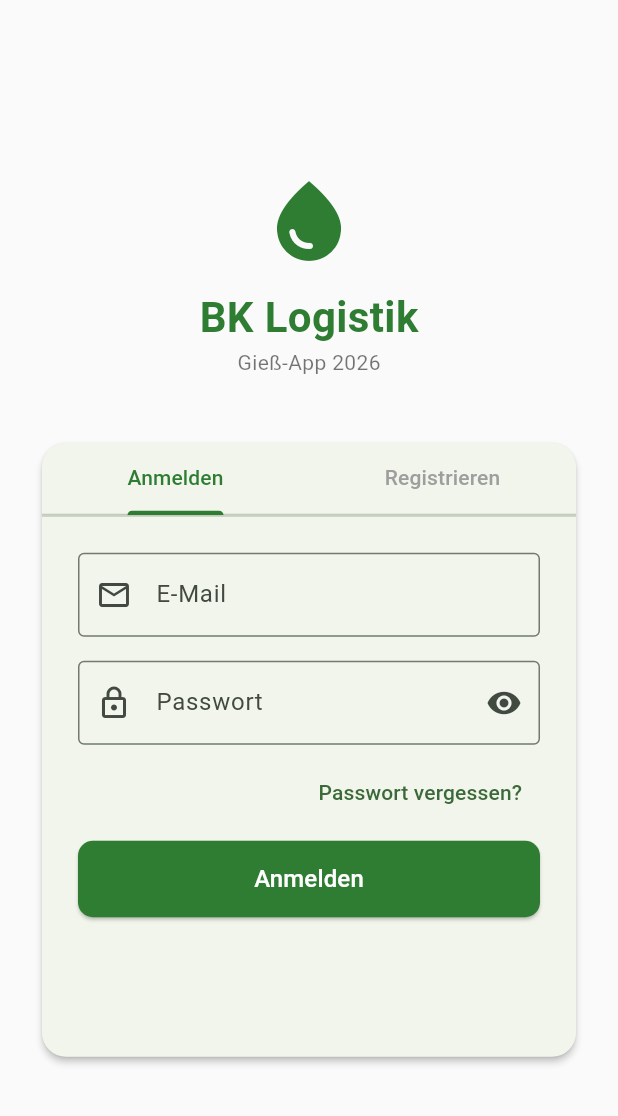
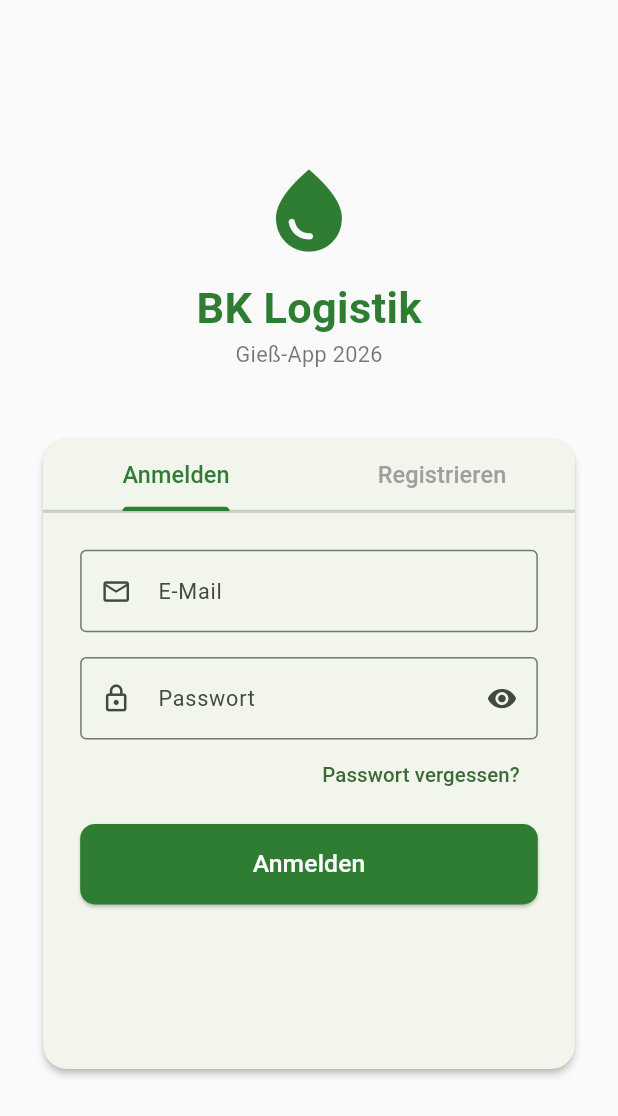
Before and after one commit to aw-garitz/giessen_2026, a Flutter app: the screen it shows after launch, on a phone screen of 412 x 824 dp. Shown: the top 1116 px of the screen. Run offline on Flutter 3.47's test engine with Material 3 defaults, Android fonts, the light colour scheme and no system bars; our stand-ins replace connectivity_plus, flutter_map, geolocator, latlong2, pdf, printing and 3 more; missing offline and left inert: flutter_map_marker_cluster, mobile_scanner; accounts and stored records are empty.

Commit message:
responsives Design für Mobil-Teil

```diff
--- a/lib/login_screen.dart
+++ b/lib/login_screen.dart
@@ -14,11 +14,8 @@ class _LoginScreenState extends State<LoginScreen> with SingleTickerProviderStat
   late TabController _tabController;
   final supabase = Supabase.instance.client;
 
-  // Login
   final _loginEmailController = TextEditingController();
   final _loginPasswortController = TextEditingController();
-
-  // Registrierung
   final _regEmailController = TextEditingController();
   final _regNameController = TextEditingController();
   final _regPasswortController = TextEditingController();
@@ -46,20 +43,16 @@ class _LoginScreenState extends State<LoginScreen> with SingleTickerProviderStat
     super.dispose();
   }
 
-  // --- LOGIN ---
   Future<void> _login() async {
     final email = _loginEmailController.text.trim();
     final passwort = _loginPasswortController.text.trim();
-
     if (email.isEmpty || passwort.isEmpty) {
       _zeigeFehler("Bitte E-Mail und Passwort eingeben.");
       return;
     }
-
     setState(() => _isLoading = true);
     try {
       await supabase.auth.signInWithPassword(email: email, password: passwort);
-      // AuthCheck in main.dart reagiert automatisch auf den Login
     } on AuthException catch (e) {
       _zeigeFehler(_uebersetzeFehler(e.message));
     } catch (e) {
@@ -69,7 +62,6 @@ class _LoginScreenState extends State<LoginScreen> with SingleTickerProviderStat
     }
   }
 
-  // --- REGISTRIERUNG ---
   Future<void> _registrieren() async {
     final email = _regEmailController.text.trim();
     final name = _regNameController.text.trim();
@@ -85,51 +77,43 @@ class _LoginScreenState extends State<LoginScreen> with SingleTickerProviderStat
       return;
     }
     if (passwort.length < 6) {
-      _zeigeFehler("Passwort muss mindestens 6 Zeichen haben.");
+      _zeigeFehler("Passwort mindestens 6 Zeichen.");
       return;
     }
 
     setState(() => _isLoading = true);
     try {
       final res = await supabase.auth.signUp(email: email, password: passwort);
-
       if (res.user != null) {
-        // Profil anlegen mit dem eingegebenen Namen
         await ProfilService.erstelleProfil(
           userId: res.user!.id,
           displayName: name,
-          rolle: 'fahrer', // Neue User sind standardmäßig Fahrer
+          rolle: 'fahrer',
         );
       }
-
       if (mounted) {
-        _zeigeInfo("Registrierung erfolgreich! Bitte E-Mail bestätigen falls erforderlich.");
-        _tabController.animateTo(0); // Zurück zum Login-Tab
+        _zeigeInfo("Registrierung erfolgreich!");
+        _tabController.animateTo(0);
       }
     } on AuthException catch (e) {
       _zeigeFehler(_uebersetzeFehler(e.message));
     } catch (e) {
-      _zeigeFehler("Unbekannter Fehler: $e");
+      _zeigeFehler("Fehler: $e");
     } finally {
       if (mounted) setState(() => _isLoading = false);
     }
   }
 
-  // --- PASSWORT VERGESSEN ---
   Future<void> _passwortVergessen() async {
     final email = _loginEmailController.text.trim();
-
     if (email.isEmpty) {
-      _zeigeFehler("Bitte zuerst die E-Mail Adresse eingeben.");
+      _zeigeFehler("Bitte zuerst E-Mail eingeben.");
       return;
     }
-
     setState(() => _isLoading = true);
     try {
       await supabase.auth.resetPasswordForEmail(email);
-      if (mounted) {
-        _zeigeInfo("Reset-Link wurde an $email gesendet.");
-      }
+      if (mounted) _zeigeInfo("Reset-Link wurde an $email gesendet.");
     } on AuthException catch (e) {
       _zeigeFehler(_uebersetzeFehler(e.message));
     } finally {
@@ -137,12 +121,11 @@ class _LoginScreenState extends State<LoginScreen> with SingleTickerProviderStat
     }
   }
 
-  // --- FEHLER ÜBERSETZEN ---
   String _uebersetzeFehler(String message) {
     if (message.contains('Invalid login credentials')) return "E-Mail oder Passwort falsch.";
-    if (message.contains('Email not confirmed')) return "Bitte zuerst die E-Mail bestätigen.";
-    if (message.contains('User already registered')) return "Diese E-Mail ist bereits registriert.";
-    if (message.contains('Password should be')) return "Passwort zu schwach. Mindestens 6 Zeichen.";
+    if (message.contains('Email not confirmed')) return "Bitte E-Mail bestätigen.";
+    if (message.contains('User already registered')) return "E-Mail bereits registriert.";
+    if (message.contains('Password should be')) return "Passwort zu schwach.";
     return message;
   }
 
@@ -162,28 +145,31 @@ class _LoginScreenState extends State<LoginScreen> with SingleTickerProviderStat
 
   @override
   Widget build(BuildContext context) {
+    final w = MediaQuery.of(context).size.width;
+    final h = MediaQuery.of(context).size.height;
+
     return Scaffold(
       backgroundColor: Colors.grey.shade50,
       body: Center(
         child: SingleChildScrollView(
-          padding: const EdgeInsets.all(24),
+          padding: EdgeInsets.all(w * 0.06),
           child: ConstrainedBox(
             constraints: const BoxConstraints(maxWidth: 420),
             child: Column(
               mainAxisAlignment: MainAxisAlignment.center,
               children: [
-                // Logo / Header
-                const Icon(Icons.water_drop, size: 64, color: Color(0xFF2E7D32)),
-                const SizedBox(height: 12),
-                const Text(
+                // Logo
+                Icon(Icons.water_drop, size: w * 0.16, color: const Color(0xFF2E7D32)),
+                SizedBox(height: h * 0.015),
+                Text(
                   "BK Logistik",
-                  style: TextStyle(fontSize: 28, fontWeight: FontWeight.bold, color: Color(0xFF2E7D32)),
+                  style: TextStyle(fontSize: w * 0.07, fontWeight: FontWeight.bold, color: const Color(0xFF2E7D32)),
                 ),
-                const Text(
+                Text(
                   "Gieß-App 2026",
-                  style: TextStyle(fontSize: 14, color: Colors.black54),
+                  style: TextStyle(fontSize: w * 0.035, color: Colors.black54),
                 ),
-                const SizedBox(height: 40),
+                SizedBox(height: h * 0.05),
 
                 // Card mit Tabs
                 Card(
@@ -191,12 +177,12 @@ class _LoginScreenState extends State<LoginScreen> with SingleTickerProviderStat
                   shape: RoundedRectangleBorder(borderRadius: BorderRadius.circular(16)),
                   child: Column(
                     children: [
-                      // Tab-Bar
                       TabBar(
                         controller: _tabController,
                         labelColor: const Color(0xFF2E7D32),
                         unselectedLabelColor: Colors.grey,
                         indicatorColor: const Color(0xFF2E7D32),
+                        labelStyle: TextStyle(fontSize: w * 0.038),
                         tabs: const [
                           Tab(text: "Anmelden"),
                           Tab(text: "Registrieren"),
@@ -204,129 +190,139 @@ class _LoginScreenState extends State<LoginScreen> with SingleTickerProviderStat
                       ),
                       const Divider(height: 1),
 
-                      // Tab-Inhalt
                       SizedBox(
-                        height: 360,
+                        height: h * 0.45,
                         child: TabBarView(
                           controller: _tabController,
                           children: [
-                            // --- LOGIN TAB ---
+                            // LOGIN TAB
                             Padding(
-                              padding: const EdgeInsets.all(24),
+                              padding: EdgeInsets.all(w * 0.06),
                               child: Column(
                                 crossAxisAlignment: CrossAxisAlignment.stretch,
                                 children: [
                                   TextField(
                                     controller: _loginEmailController,
                                     keyboardType: TextInputType.emailAddress,
-                                    decoration: const InputDecoration(
+                                    style: TextStyle(fontSize: w * 0.038),
+                                    decoration: InputDecoration(
                                       labelText: "E-Mail",
-                                      prefixIcon: Icon(Icons.email_outlined),
-                                      border: OutlineInputBorder(),
+                                      labelStyle: TextStyle(fontSize: w * 0.035),
+                                      prefixIcon: Icon(Icons.email_outlined, size: w * 0.05),
+                                      border: const OutlineInputBorder(),
                                     ),
                                   ),
-                                  const SizedBox(height: 16),
+                                  SizedBox(height: h * 0.02),
                                   TextField(
                                     controller: _loginPasswortController,
                                     obscureText: !_loginPasswortSichtbar,
+                                    style: TextStyle(fontSize: w * 0.038),
                                     onSubmitted: (_) => _login(),
                                     decoration: InputDecoration(
                                       labelText: "Passwort",
-                                      prefixIcon: const Icon(Icons.lock_outlined),
+                                      labelStyle: TextStyle(fontSize: w * 0.035),
+                                      prefixIcon: Icon(Icons.lock_outlined, size: w * 0.05),
                                       border: const OutlineInputBorder(),
                                       suffixIcon: IconButton(
-                                        icon: Icon(_loginPasswortSichtbar ? Icons.visibility_off : Icons.visibility),
+                                        icon: Icon(_loginPasswortSichtbar ? Icons.visibility_off : Icons.visibility, size: w * 0.05),
                                         onPressed: () => setState(() => _loginPasswortSichtbar = !_loginPasswortSichtbar),
                                       ),
                                     ),
                                   ),
-                                  const SizedBox(height: 8),
                                   Align(
                                     alignment: Alignment.centerRight,
                                     child: TextButton(
                                       onPressed: _isLoading ? null : _passwortVergessen,
-                                      child: const Text("Passwort vergessen?"),
+                                      child: Text("Passwort vergessen?", style: TextStyle(fontSize: w * 0.033)),
                                     ),
                                   ),
-                                  const SizedBox(height: 8),
+                                  SizedBox(height: h * 0.01),
                                   ElevatedButton(
                                     style: ElevatedButton.styleFrom(
                                       backgroundColor: const Color(0xFF2E7D32),
                                       foregroundColor: Colors.white,
-                                      padding: const EdgeInsets.symmetric(vertical: 14),
+                                      padding: EdgeInsets.symmetric(vertical: h * 0.018),
                                       shape: RoundedRectangleBorder(borderRadius: BorderRadius.circular(10)),
                                     ),
                                     onPressed: _isLoading ? null : _login,
                                     child: _isLoading
-                                        ? const SizedBox(height: 20, width: 20, child: CircularProgressIndicator(color: Colors.white, strokeWidth: 2))
-                                        : const Text("Anmelden", style: TextStyle(fontSize: 16)),
+                                        ? SizedBox(height: w * 0.05, width: w * 0.05, child: const CircularProgressIndicator(color: Colors.white, strokeWidth: 2))
+                                        : Text("Anmelden", style: TextStyle(fontSize: w * 0.04)),
                                   ),
                                 ],
                               ),
                             ),
 
-                            // --- REGISTRIEREN TAB ---
+                            // REGISTRIEREN TAB
                             Padding(
-                              padding: const EdgeInsets.all(24),
+                              padding: EdgeInsets.all(w * 0.06),
                               child: SingleChildScrollView(
                                 child: Column(
                                   crossAxisAlignment: CrossAxisAlignment.stretch,
                                   children: [
                                     TextField(
                                       controller: _regNameController,
-                                      decoration: const InputDecoration(
+                                      style: TextStyle(fontSize: w * 0.038),
+                                      decoration: InputDecoration(
                                         labelText: "Dein Name",
-                                        prefixIcon: Icon(Icons.person_outlined),
-                                        border: OutlineInputBorder(),
+                                        labelStyle: TextStyle(fontSize: w * 0.035),
+                                        prefixIcon: Icon(Icons.person_outlined, size: w * 0.05),
+                                        border: const OutlineInputBorder(),
                                       ),
                                     ),
-                                    const SizedBox(height: 12),
+                                    SizedBox(height: h * 0.015),
                                     TextField(
                                       controller: _regEmailController,
                                       keyboardType: TextInputType.emailAddress,
-                                      decoration: const InputDecoration(
+                                      style: TextStyle(fontSize: w * 0.038),
+                                      decoration: InputDecoration(
                                         labelText: "E-Mail",
-                                        prefixIcon: Icon(Icons.email_outlined),
-                                        border: OutlineInputBorder(),
+                                        labelStyle: TextStyle(fontSize: w * 0.035),
+                                        prefixIcon: Icon(Icons.email_outlined, size: w * 0.05),
+                                        border: const OutlineInputBorder(),
                                       ),
                                     ),
-                                    const SizedBox(height: 12),
+                                    SizedBox(height: h * 0.015),
                                     TextField(
                                       controller: _regPasswortController,
                                       obscureText: !_regPasswortSichtbar,
+                                      style: TextStyle(fontSize: w * 0.038),
                                       decoration: InputDecoration(
                                         labelText: "Passwort",
-                                        prefixIcon: const Icon(Icons.lock_outlined),
+                                        labelStyle: TextStyle(fontSize: w * 0.035),
+                                        prefixIcon: Icon(Icons.lock_outlined, size: w * 0.05),
                                         border: const OutlineInputBorder(),
                                         suffixIcon: IconButton(
-                                          icon: Icon(_regPasswortSichtbar ? Icons.visibility_off : Icons.visibility),
+                                          icon: Icon(_regPasswortSichtbar ? Icons.visibility_off : Icons.visibility, size: w * 0.05),
                                           onPressed: () => setState(() => _regPasswortSichtbar = !_regPasswortSichtbar),
                                         ),
                                       ),
                                     ),
-                                    const SizedBox(height: 12),
+                                    SizedBox(height: h * 0.015),
                                     TextField(
                                       controller: _regPasswortWiederholungController,
                                       obscureText: true,
+                                      style: TextStyle(fontSize: w * 0.038),
                                       onSubmitted: (_) => _registrieren(),
-                                      decoration: const InputDecoration(
+                                      decoration: InputDecoration(
                                         labelText: "Passwort wiederholen",
-                                        prefixIcon: Icon(Icons.lock_outlined),
-                                        border: OutlineInputBorder(),
+                                        labelStyle: TextStyle(fontSize: w * 0.035),
+                                        prefixIcon: Icon(Icons.lock_outlined, size: w * 0.05),
+                                        border: const OutlineInputBorder(),
                                       ),
                                     ),
-                                    const SizedBox(height: 16),
+                                    SizedBox(height: h * 0.02),
                                     ElevatedButton(
                                       style: ElevatedButton.styleFrom(
                                         backgroundColor: const Color(0xFF2E7D32),
                                         foregroundColor: Colors.white,
-                                        padding: const EdgeInsets.symmetric(vertical: 14),
+                                        padding: EdgeInsets.symmetric(vertical: h * 0.018),
                                         shape: RoundedRectangleBorder(borderRadius: BorderRadius.circular(10)),
                                       ),
                                       onPressed: _isLoading ? null : _registrieren,
                                       child: _isLoading
-                                          ? const SizedBox(height: 20, width: 20, child: CircularProgressIndicator(color: Colors.white, strokeWidth: 2))
-                                          : const Text("Registrieren", style: TextStyle(fontSize: 16)),
+                                          ? SizedBox(height: w * 0.05, width: w * 0.05, child: const CircularProgressIndicator(color: Colors.white, strokeWidth: 2))
+                                          : Text("Registrieren", style: TextStyle(fontSize: w * 0.04)),
                                     ),
                                   ],
                                 ),
```
Also changed, not shown: lib/mobil/mobile_liste_view.dart (+55 -48 lines), lib/mobil/mobile_main_view.dart (+35 -39 lines), lib/mobil/scan_screen.dart (+40 -35 lines).
